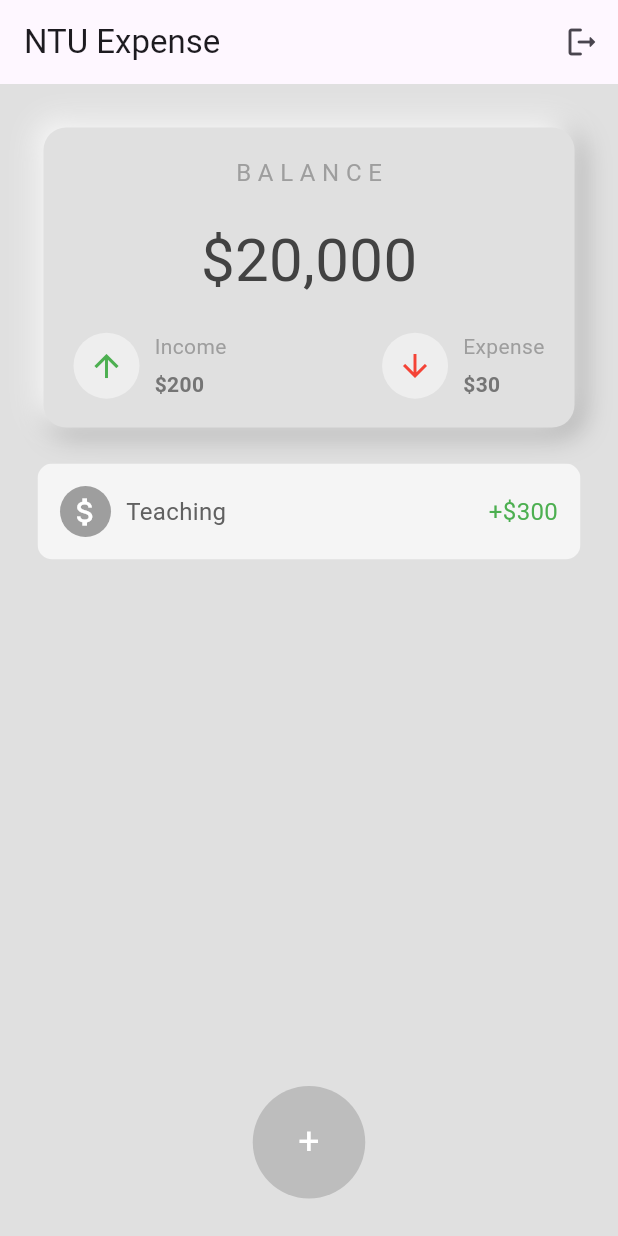
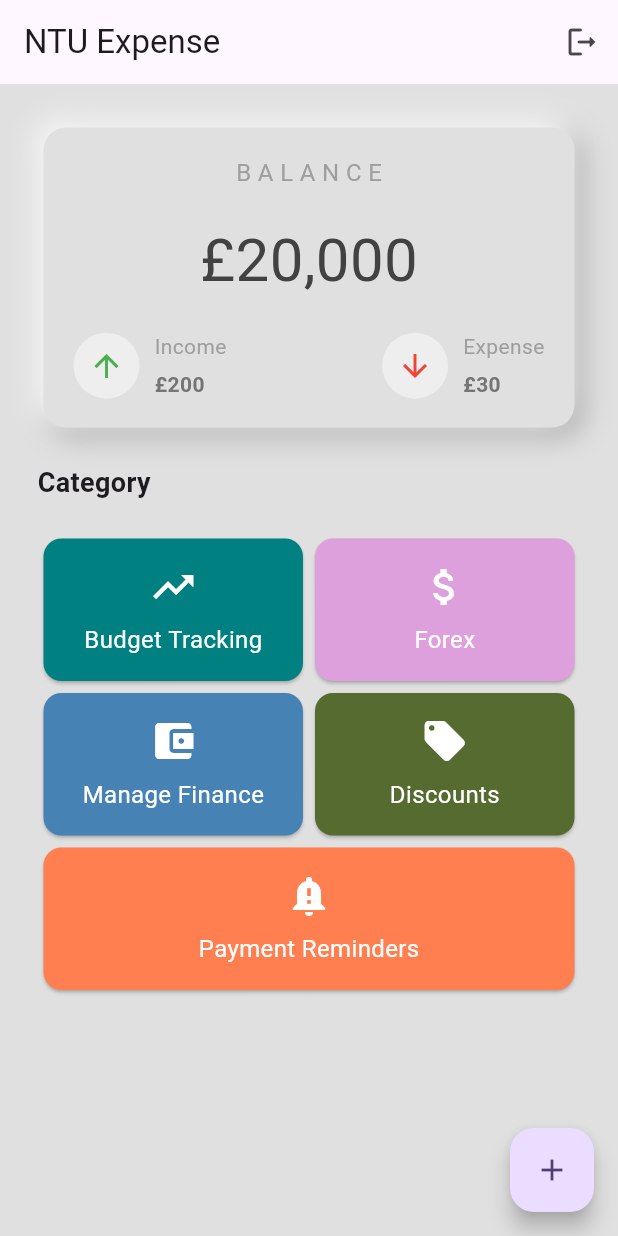
Before and after one commit to saidulydia/NTU_Finance, a Flutter app: the screen it shows once a user with an empty profile is signed in, on a phone screen of 412 x 824 dp. Run offline on Flutter 3.47's test engine with Material 2 defaults, Android fonts, the phone set to English and light mode, and no system bars; our stand-ins replace firebase_auth, firebase_core; accounts and stored records are empty.

Commit message:
Category cards added to homepage

```diff
--- a/ntu_finance/lib/home_page.dart
+++ b/ntu_finance/lib/home_page.dart
@@ -1,12 +1,11 @@
 import 'package:flutter/material.dart';
 import 'package:firebase_auth/firebase_auth.dart';
-import 'package:ntu_finance/plus_button.dart';
 import 'package:ntu_finance/screens/login_page.dart';
 import 'package:ntu_finance/top_card.dart';
-import 'package:ntu_finance/transactions.dart';
+import 'package:ntu_finance/widgets/category_cards.dart';
 
 class HoemPage extends StatefulWidget {
-  const HoemPage({super.key});
+  const HoemPage({Key? key}) : super(key: key);
 
   @override
   State<HoemPage> createState() => _HoemPageState();
@@ -17,59 +16,118 @@ class _HoemPageState extends State<HoemPage> {
     await FirebaseAuth.instance.signOut();
   }
 
-  //https://www.youtube.com/watch?v=UeZ1bcEqEQE&t=2s&ab_channel=MitchKoko
+  // https://www.youtube.com/watch?v=UeZ1bcEqEQE&t=2s&ab_channel=MitchKoko
   @override
   Widget build(BuildContext context) {
     return Scaffold(
       backgroundColor: Colors.grey[300],
       appBar: AppBar(
-        title: Text('NTU Expense'),
+        title: const Text('NTU Expense'),
         actions: <Widget>[
           IconButton(
-            icon: Icon(Icons.logout_rounded),
+            icon: const Icon(Icons.logout_rounded),
             onPressed: () {
               signOutUser();
-              Navigator.pushAndRemoveUntil(context,
+              Navigator.pushAndRemoveUntil(
+                context,
                 MaterialPageRoute(builder: (BuildContext context) {
                   return const LoginPage();
-              }), (r) {
-                return false;
-              });
+                }),
+                (r) => false,
+              );
             },
-          )
+          ),
         ],
       ),
-      body: Padding(
+      body: SingleChildScrollView(
+        child: Padding(
           padding: const EdgeInsets.all(25.0),
           child: Column(
             children: [
-            TopNeuCard(
+              const TopNeuCard(
                 balance: "20,000",
                 income: '200',
                 expense: '30',
               ),
+              const SizedBox(height: 20),
+              const Align(
+                alignment: Alignment.centerLeft,
+                child: Text(
+                  "Category",
+                  style: TextStyle(
+                    fontSize: 18,
+                    fontWeight: FontWeight.bold,
+                  ),
+                ),
+              ),
+              const SizedBox(height: 20),
+              Column(
+                children: [
+                  Row(
+                    children: [
                       Expanded(
-              child: Container(
-                child: Center(
-                  child: Column(
+                        child: CategoryCard(
+                          icon: Icons.trending_up,
+                          text: "Budget Tracking",
+                          color: const Color(0xFF008080),
+                          onTap: () {},
+                        ),
+                      ),
+                      Expanded(
+                        child: CategoryCard(
+                          icon: Icons.attach_money,
+                          text: "Forex",
+                          color: const Color(0xFFDDA0DD),
+                          onTap: () {},
+                        ),
+                      ),
+                    ],
+                  ),
+                  Row(
                     children: [
-                      SizedBox(
-                        height: 20,
+                      Expanded(
+                        child: CategoryCard(
+                          icon: Icons.account_balance_wallet,
+                          text: "Manage Finance",
+                          color: const Color(0xFF4682B4),
+                          onTap: () {},
                         ),
-                      MyTransaction(
-                        transactionName: 'Teaching',
-                        money: '300',
-                        expenseOrIncome: 'income',
+                      ),
+                      Expanded(
+                        child: CategoryCard(
+                          icon: Icons.local_offer,
+                          text: "Discounts",
+                          color: const Color(0xFF556B2F),
+                          onTap: () {},
+                        ),
+                      ),
+                    ],
+                  ),
+                  Row(
+                    children: [
+                      Expanded(
+                        child: CategoryCard(
+                          icon: Icons.notification_important,
+                          text: "Payment Reminders",
+                          color: const Color(0xFFFF7F50),
+                          onTap: () {},
+                        ),
+                      ),
+                    ],
+                  ),
+                ],
               ),
             ],
           ),
         ),
       ),
+      floatingActionButton: FloatingActionButton(
+        onPressed: () {
+          // Handle FAB tap here
+        },
+        child: const Icon(Icons.add),
       ),
-            PlusButton(),
-          ],
-        ),
-      ),
+      floatingActionButtonLocation: FloatingActionButtonLocation.endFloat,
     );
   }
 }
--- a/ntu_finance/lib/plus_button.dart
+++ b/ntu_finance/lib/plus_button.dart
@@ -12,7 +12,7 @@ class PlusButton extends StatelessWidget {
         color: Colors.grey[400],
         shape: BoxShape.circle,
       ),
-      child: Center(
+      child: const Center(
         child: Text(
           "+",
           style: TextStyle(
--- a/ntu_finance/lib/top_card.dart
+++ b/ntu_finance/lib/top_card.dart
@@ -5,7 +5,8 @@ class TopNeuCard extends StatelessWidget {
   final String income;
   final String expense;
 
-  TopNeuCard({
+  const TopNeuCard({
+    super.key,
     required this.balance,
     required this.expense,
     required this.income,
@@ -17,6 +18,21 @@ class TopNeuCard extends StatelessWidget {
       padding: const EdgeInsets.all(4.0),
       child: Container(
         height: 200,
+        decoration: BoxDecoration(
+            borderRadius: BorderRadius.circular(15),
+            color: Colors.grey[300],
+            boxShadow: [
+              BoxShadow(
+                  color: Colors.grey.shade500,
+                  offset: const Offset(4.0, 4.0),
+                  blurRadius: 15.0,
+                  spreadRadius: 1.0),
+              const BoxShadow(
+                  color: Colors.white,
+                  offset: Offset(-4.0, -4.0),
+                  blurRadius: 15.0,
+                  spreadRadius: 1.0),
+            ]),
         child: Center(
           child: Column(
             mainAxisAlignment: MainAxisAlignment.spaceEvenly,
@@ -24,7 +40,7 @@ class TopNeuCard extends StatelessWidget {
               Text('B A L A N C E',
                   style: TextStyle(color: Colors.grey[500], fontSize: 16)),
               Text(
-                '\$' + balance,
+                '\£$balance',
                 style: TextStyle(color: Colors.grey[800], fontSize: 40),
               ),
               Padding(
@@ -35,19 +51,19 @@ class TopNeuCard extends StatelessWidget {
                     Row(
                       children: [
                         Container(
-                          padding: EdgeInsets.all(10),
+                          padding: const EdgeInsets.all(10),
                           decoration: BoxDecoration(
                             shape: BoxShape.circle,
                             color: Colors.grey[200],
                           ),
-                          child: Center(
+                          child: const Center(
                             child: Icon(
                               Icons.arrow_upward,
                               color: Colors.green,
                             ),
                           ),
                         ),
-                        SizedBox(
+                        const SizedBox(
                           width: 10,
                         ),
                         Column(
@@ -55,10 +71,10 @@ class TopNeuCard extends StatelessWidget {
                           children: [
                             Text('Income',
                                 style: TextStyle(color: Colors.grey[500])),
-                            SizedBox(
+                            const SizedBox(
                               height: 5,
                             ),
-                            Text('\$' + income,
+                            Text('\£$income',
                                 style: TextStyle(
                                     color: Colors.grey[600],
                                     fontWeight: FontWeight.bold)),
@@ -69,19 +85,19 @@ class TopNeuCard extends StatelessWidget {
                     Row(
                       children: [
                         Container(
-                          padding: EdgeInsets.all(10),
+                          padding: const EdgeInsets.all(10),
                           decoration: BoxDecoration(
                             shape: BoxShape.circle,
                             color: Colors.grey[200],
                           ),
-                          child: Center(
+                          child: const Center(
                             child: Icon(
                               Icons.arrow_downward,
                               color: Colors.red,
                             ),
                           ),
                         ),
-                        SizedBox(
+                        const SizedBox(
                           width: 10,
                         ),
                         Column(
@@ -89,10 +105,10 @@ class TopNeuCard extends StatelessWidget {
                           children: [
                             Text('Expense',
                                 style: TextStyle(color: Colors.grey[500])),
-                            SizedBox(
+                            const SizedBox(
                               height: 5,
                             ),
-                            Text('\$' + expense,
+                            Text('\£$expense',
                                 style: TextStyle(
                                     color: Colors.grey[600],
                                     fontWeight: FontWeight.bold)),
@@ -106,21 +122,6 @@ class TopNeuCard extends StatelessWidget {
             ],
           ),
         ),
-        decoration: BoxDecoration(
-            borderRadius: BorderRadius.circular(15),
-            color: Colors.grey[300],
-            boxShadow: [
-              BoxShadow(
-                  color: Colors.grey.shade500,
-                  offset: Offset(4.0, 4.0),
-                  blurRadius: 15.0,
-                  spreadRadius: 1.0),
-              BoxShadow(
-                  color: Colors.white,
-                  offset: Offset(-4.0, -4.0),
-                  blurRadius: 15.0,
-                  spreadRadius: 1.0),
-            ]),
       ),
     );
   }
--- a/ntu_finance/lib/transactions.dart
+++ b/ntu_finance/lib/transactions.dart
@@ -5,7 +5,8 @@ class MyTransaction extends StatelessWidget {
   final String money;
   final String expenseOrIncome;
 
-  MyTransaction({
+  const MyTransaction({
+    super.key,
     required this.transactionName,
     required this.money,
     required this.expenseOrIncome,
@@ -18,7 +19,7 @@ class MyTransaction extends StatelessWidget {
       child: ClipRRect(
         borderRadius: BorderRadius.circular(10),
         child: Container(
-          padding: EdgeInsets.all(15),
+          padding: const EdgeInsets.all(15),
           color: Colors.grey[100],
           child: Row(
             mainAxisAlignment: MainAxisAlignment.spaceBetween,
@@ -26,17 +27,17 @@ class MyTransaction extends StatelessWidget {
               Row(
                 children: [
                   Container(
-                    padding: EdgeInsets.all(5),
+                    padding: const EdgeInsets.all(5),
                     decoration: BoxDecoration(
                         shape: BoxShape.circle, color: Colors.grey[500]),
-                    child: Center(
+                    child: const Center(
                       child: Icon(
                         Icons.attach_money_outlined,
                         color: Colors.white,
                       ),
                     ),
                   ),
-                  SizedBox(
+                  const SizedBox(
                     width: 10,
                   ),
                   Text(transactionName,
@@ -47,7 +48,7 @@ class MyTransaction extends StatelessWidget {
                 ],
               ),
               Text(
-                (expenseOrIncome == 'expense' ? '-' : '+') + '\$' + money,
+                '${expenseOrIncome == 'expense' ? '-' : '+'}\$$money',
                 style: TextStyle(
                   //fontWeight: FontWeight.bold,
                   fontSize: 16,
--- /dev/null
+++ b/ntu_finance/lib/widgets/category_cards.dart
@@ -0,0 +1,47 @@
+import 'package:flutter/material.dart';
+
+class CategoryCard extends StatelessWidget {
+  final IconData icon;
+  final String text;
+  final Color color;
+  final VoidCallback? onTap;
+
+  const CategoryCard({
+    Key? key,
+    required this.icon,
+    required this.text,
+    required this.color,
+    this.onTap,
+  }) : super(key: key);
+
+  @override
+  Widget build(BuildContext context) {
+    return GestureDetector(
+      onTap: onTap,
+      child: Card(
+        color: color,
+        child: Padding(
+          padding: const EdgeInsets.all(16.0),
+          child: Column(
+            mainAxisAlignment: MainAxisAlignment.center,
+            children: [
+              Icon(
+                icon,
+                size: 32,
+                color: Colors.white,
+              ),
+              const SizedBox(height: 8),
+              Text(
+                text,
+                style: const TextStyle(
+                  color: Colors.white,
+                  fontSize: 16,
+                ),
+              ),
+            ],
+          ),
+        ),
+      ),
+    );
+  }
+}
```
Lines whose indentation alone changed are shown as unchanged.
